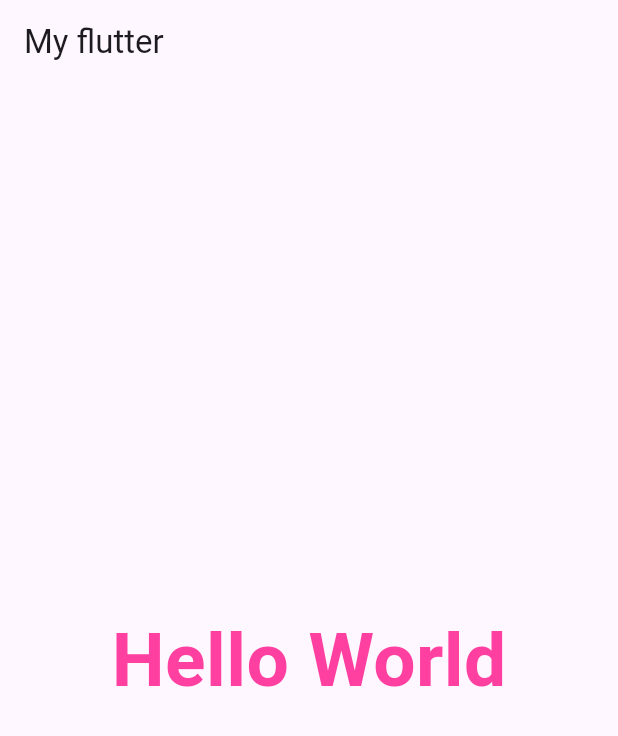
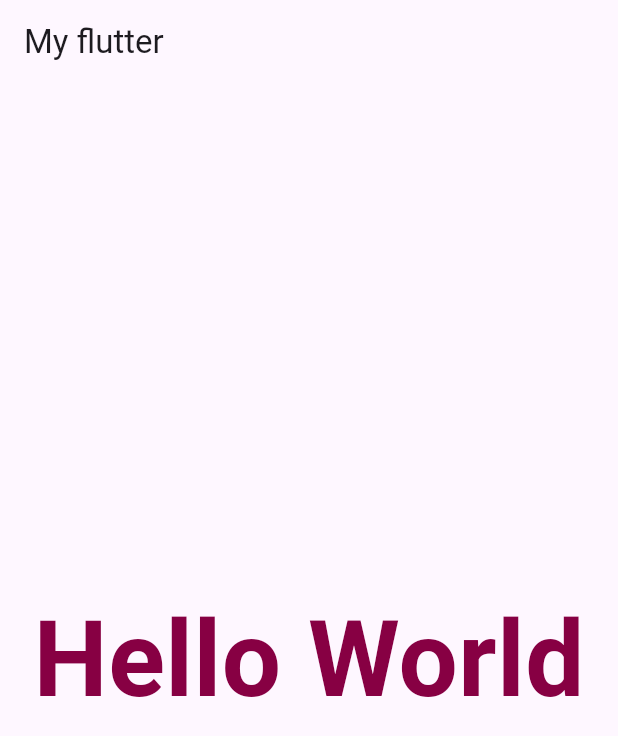
Before and after one commit to jannatul373/assignment, a Flutter app: the screen it shows after launch, on a phone screen of 412 x 824 dp. Shown: the top 736 px of the screen. Run offline on Flutter 3.47's test engine with Material 3 defaults, Android fonts, the phone set to English and light mode, and no system bars.

Commit message:
Hello world

```diff
--- a/lib/main.dart
+++ b/lib/main.dart
@@ -18,8 +18,8 @@ class MyApp extends StatelessWidget {
             "Hello World",
             style: TextStyle(
               fontFamily: 'Roboto',
-              fontSize: 50,
-              color: Color.fromARGB(255, 255, 64, 160),
+              fontSize: 70,
+              color: Color.fromARGB(255, 135, 0, 67),
               fontWeight: FontWeight.bold,
             ),
           ),
```
